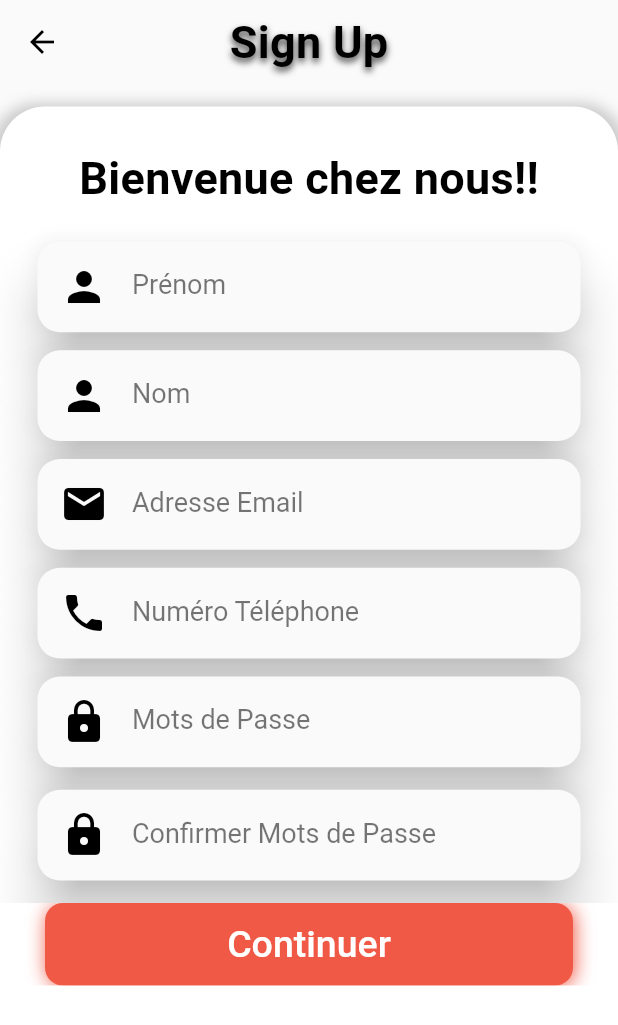
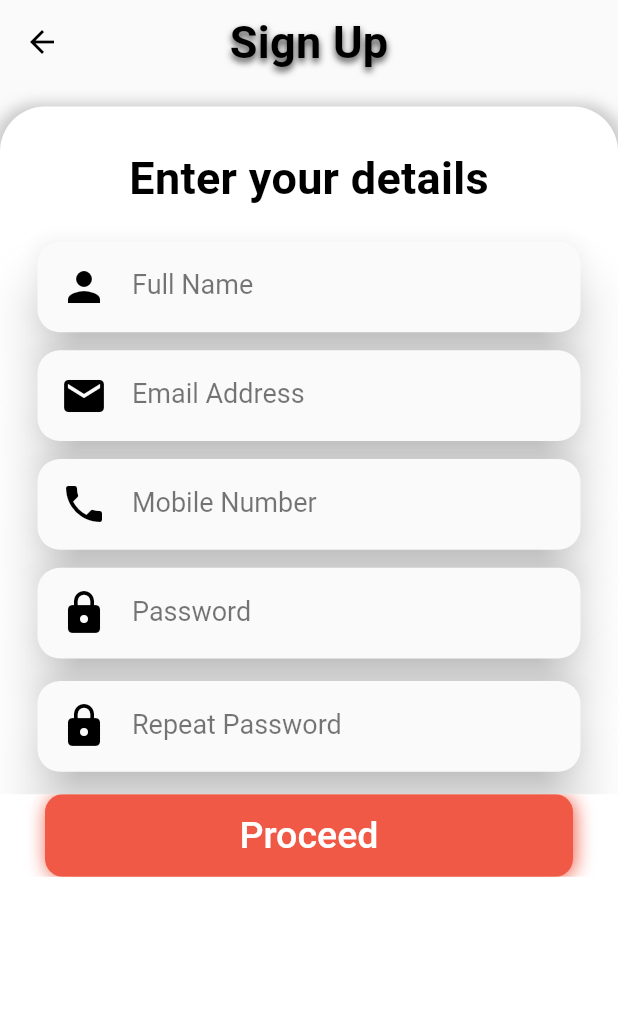
Before and after one commit to macheyo/mhuri-ui, a Flutter app: the SignUpScreen screen opened directly, on a phone screen of 412 x 824 dp. Shown: the top 1025 px of the screen. Run offline on Flutter 3.47's test engine with Material 2 defaults, Android fonts, the phone set to English and light mode, and no system bars; our stand-ins replace flutter_rating_bar, font_awesome_flutter, shared_preferences; accounts and stored records are empty; Roboto replaces fonts that are missing (Segoe UI).

Commit message:
register user

```diff
--- a/lib/introduction_animation/introduction_animation_screen.dart
+++ b/lib/introduction_animation/introduction_animation_screen.dart
@@ -6,7 +6,6 @@ import 'package:best_flutter_ui_templates/introduction_animation/components/spla
 import 'package:best_flutter_ui_templates/introduction_animation/components/top_back_skip_view.dart';
 import 'package:best_flutter_ui_templates/introduction_animation/components/welcome_view.dart';
 import 'package:best_flutter_ui_templates/loginScreen.dart';
-import 'package:best_flutter_ui_templates/navigation_home_screen.dart';
 import 'package:flutter/material.dart';
 import 'package:shared_preferences/shared_preferences.dart';
 
--- a/lib/loginScreen.dart
+++ b/lib/loginScreen.dart
@@ -1,6 +1,5 @@
 import 'package:best_flutter_ui_templates/navigation_home_screen.dart';
 import 'package:flutter/material.dart';
-import 'package:get/get.dart';
 import 'package:best_flutter_ui_templates/signUpScreen.dart';
 import 'package:best_flutter_ui_templates/widgets/inputTextWidget.dart';
 
@@ -32,7 +31,7 @@ class _SearchScreenState extends State<LoginScreen> {
             width: 28,
           ),
           Text(
-            'Bienvenue',
+            'Log in',
             style: TextStyle(
               fontFamily: 'Segoe UI',
               fontSize: 40,
@@ -53,7 +52,7 @@ class _SearchScreenState extends State<LoginScreen> {
             children: [
               InputTextWidget(
                   controller: _emailController,
-                  labelText: "Adresse Email",
+                  labelText: "Email Address",
                   icon: Icons.email,
                   obscureText: false,
                   keyboardType: TextInputType.emailAddress),
@@ -62,7 +61,7 @@ class _SearchScreenState extends State<LoginScreen> {
               ),
               InputTextWidget(
                   controller: _pwdController,
-                  labelText: "Mots de Passe",
+                  labelText: "Password",
                   icon: Icons.lock,
                   obscureText: true,
                   keyboardType: TextInputType.text),
@@ -75,7 +74,7 @@ class _SearchScreenState extends State<LoginScreen> {
                       child: InkWell(
                         onTap: () {},
                         child: Text(
-                          "Mots de passe oublié ?",
+                          "forgot your password?",
                           style: TextStyle(
                               fontSize: 15,
                               fontWeight: FontWeight.bold,
@@ -225,7 +224,7 @@ class _SearchScreenState extends State<LoginScreen> {
             pinned: _pinned,
             snap: _snap,
             floating: _floating,
-            expandedHeight: coverHeight - 25, //304,
+            expandedHeight: coverHeight - 75, //304,
             backgroundColor: Color(0xFFdccdb4),
             flexibleSpace: FlexibleSpaceBar(
               centerTitle: true,
@@ -280,7 +279,7 @@ class _SearchScreenState extends State<LoginScreen> {
                 child: Wrap(
               children: [
                 Text(
-                  "Vous n'avez pas un compte?  ",
+                  "New here?  ",
                   style: TextStyle(
                       color: Colors.grey[600], fontWeight: FontWeight.bold),
                 ),
--- a/lib/main.dart
+++ b/lib/main.dart
@@ -4,7 +4,6 @@ import 'package:best_flutter_ui_templates/introduction_animation/introduction_an
 import 'package:best_flutter_ui_templates/loginScreen.dart';
 import 'package:flutter/material.dart';
 import 'package:flutter/services.dart';
-import 'navigation_home_screen.dart';
 import 'package:flutter/foundation.dart' show kIsWeb;
 import 'package:shared_preferences/shared_preferences.dart';
 
--- /dev/null
+++ b/lib/model/api_error_response.dart
@@ -0,0 +1,15 @@
+
+import 'package:json_annotation/json_annotation.dart';
+
+part 'api_error_response.g.dart';
+
+@JsonSerializable()
+class ApiErrorResponse{
+  ApiErrorResponse(this.title, this.detail);
+
+  String title;
+  String detail;
+
+  factory ApiErrorResponse.fromJson(Map<String, dynamic> json) => _$ApiErrorResponseFromJson(json);
+  Map<String, dynamic> toJson() => _$ApiErrorResponseToJson(this);
+}
--- /dev/null
+++ b/lib/model/api_response.dart
@@ -0,0 +1,16 @@
+
+import 'package:json_annotation/json_annotation.dart';
+
+part 'api_response.g.dart';
+
+@JsonSerializable()
+class ApiResponse{
+  ApiResponse(this.success, this.message);
+
+  bool success;
+  String message;
+
+  factory ApiResponse.fromJson(Map<String, dynamic> json) => _$ApiResponseFromJson(json);
+
+  Map<String, dynamic> toJson() => _$ApiResponseToJson(this);
+}
--- /dev/null
+++ b/lib/model/token.dart
@@ -0,0 +1,16 @@
+
+import 'package:json_annotation/json_annotation.dart';
+
+part 'token.g.dart';
+
+@JsonSerializable()
+class Token{
+  Token(this.accessToken, this.tokenType);
+
+  String accessToken;
+  String tokenType;
+
+  factory Token.fromJson(Map<String, dynamic> json) => _$TokenFromJson(json);
+
+  Map<String, dynamic> toJson() => _$TokenToJson(this);
+}
--- a/lib/signUpScreen.dart
+++ b/lib/signUpScreen.dart
@@ -1,5 +1,11 @@
+import 'dart:convert';
+import 'dart:io';
+
+import 'package:best_flutter_ui_templates/api_request/core_invoker.dart';
+import 'package:best_flutter_ui_templates/model/api_error_response.dart';
+import 'package:best_flutter_ui_templates/model/api_response.dart';
+import 'package:best_flutter_ui_templates/navigation_home_screen.dart';
 import 'package:flutter/material.dart';
-import 'package:get/get.dart';
 import 'package:best_flutter_ui_templates/widgets/inputTextWidget.dart';
 
 import 'loginScreen.dart';
@@ -13,6 +19,7 @@ class SignUpScreen extends StatefulWidget {
 
 class _SignUpScreenState extends State<SignUpScreen> {
   final _formKey = GlobalKey<FormState>();
+  final TextEditingController _nameController = TextEditingController();
   final TextEditingController _pass = TextEditingController();
   final TextEditingController _confirmPass = TextEditingController();
   final TextEditingController _emailController = TextEditingController();
@@ -37,7 +44,7 @@ class _SignUpScreenState extends State<SignUpScreen> {
             )),
         //centerTitle: true,
         leading: InkWell(
-          onTap: () => Get.to(LoginScreen()),
+          onTap: () => Navigator.of(context).push(MaterialPageRoute(builder: (context) => LoginScreen() )),
           child: Icon(
             Icons.arrow_back,
             color: Colors.black,
@@ -77,7 +84,7 @@ class _SignUpScreenState extends State<SignUpScreen> {
                     height: 30.0,
                   ),
                   Text(
-                    'Bienvenue chez nous!!',
+                    'Enter your details',
                     style: TextStyle(
                       fontFamily: 'Segoe UI',
                       fontSize: 30,
@@ -91,15 +98,8 @@ class _SignUpScreenState extends State<SignUpScreen> {
                     height: 25.0,
                   ),
                   InputTextWidget(
-                      labelText: "Prénom",
-                      icon: Icons.person,
-                      obscureText: false,
-                      keyboardType: TextInputType.text),
-                  SizedBox(
-                    height: 12.0,
-                  ),
-                  InputTextWidget(
-                      labelText: "Nom",
+                      controller: _nameController,
+                      labelText: "Full Name",
                       icon: Icons.person,
                       obscureText: false,
                       keyboardType: TextInputType.text),
@@ -108,7 +108,7 @@ class _SignUpScreenState extends State<SignUpScreen> {
                   ),
                   InputTextWidget(
                       controller: _emailController,
-                      labelText: "Adresse Email",
+                      labelText: "Email Address",
                       icon: Icons.email,
                       obscureText: false,
                       keyboardType: TextInputType.emailAddress),
@@ -116,7 +116,7 @@ class _SignUpScreenState extends State<SignUpScreen> {
                     height: 12.0,
                   ),
                   InputTextWidget(
-                      labelText: "Numéro Téléphone",
+                      labelText: "Mobile Number",
                       icon: Icons.phone,
                       obscureText: false,
                       keyboardType: TextInputType.number),
@@ -144,7 +144,7 @@ class _SignUpScreenState extends State<SignUpScreen> {
                                   color: Colors.black,
                                   size: 32.0, /*Color(0xff224597)*/
                                 ),
-                                labelText: "Mots de Passe",
+                                labelText: "Password",
                                 labelStyle: TextStyle(
                                     color: Colors.black54, fontSize: 18.0),
                                 hintText: '',
@@ -157,9 +157,9 @@ class _SignUpScreenState extends State<SignUpScreen> {
                               controller: _pass,
                               validator: (val) {
                                 if (val!.isEmpty) {
-                                  return 'tapez un mot de passe ';
+                                  return 'please enter your password here';
                                 } else if (val.length < 6) {
-                                  return 'mot de passe doit etre > 6 caractère';
+                                  return 'your password should have more than 6 characters';
                                 }
 
                                 return null;
@@ -192,7 +192,7 @@ class _SignUpScreenState extends State<SignUpScreen> {
                                   color: Colors.black,
                                   size: 32.0, /*Color(0xff224597)*/
                                 ),
-                                labelText: "Confirmer Mots de Passe",
+                                labelText: "Repeat Password",
                                 labelStyle: TextStyle(
                                     color: Colors.black54, fontSize: 18.0),
                                 hintText: '',
@@ -205,9 +205,9 @@ class _SignUpScreenState extends State<SignUpScreen> {
                               controller: _confirmPass,
                               validator: (val) {
                                 if (val!.isEmpty)
-                                  return 'confirmer Mot de passe!!';
+                                  return 'repeat your password for confirmation here';
                                 if (val != _pass.text)
-                                  return 'Mot de passe incorrect';
+                                  return 'passwords do not match';
                                 return null;
                               }),
                         ),
@@ -221,7 +221,36 @@ class _SignUpScreenState extends State<SignUpScreen> {
                     height: 55.0,
                     child: ElevatedButton(
                       onPressed: () async {
-                        if (_formKey.currentState!.validate()) {}
+                        if (_formKey.currentState!.validate()) {
+                          Map data = {
+                            'name': _nameController.text,
+                            'email': _emailController.text,
+                            'password':_confirmPass.text
+                          };
+                          HttpClientResponse response = await CoreInvoker().invoke("https://mhuri-core.herokuapp.com/mhuri/auth/signup", data);
+                          String reply = await response.transform(utf8.decoder).join();
+                          Map<String, dynamic> decodedResponse = jsonDecode(reply);
+                          if(response.statusCode==HttpStatus.created) {
+                            final snackBar = SnackBar(
+                              content: Text(ApiResponse.fromJson(decodedResponse).message),
+                            );
+                            ScaffoldMessenger.of(context).showSnackBar(snackBar);
+                            Navigator.of(context).push(MaterialPageRoute(
+                                builder: (context) => NavigationHomeScreen()));
+                          }
+                          else{
+                            final snackBar = SnackBar(
+                              content: Text(ApiErrorResponse.fromJson(decodedResponse).detail),
+                              action: SnackBarAction(
+                                label: 'RETRY',
+                                onPressed: () {
+                                  // Some code to undo the change.
+                                },
+                              ),
+                            );
+                            ScaffoldMessenger.of(context).showSnackBar(snackBar);
+                          }
+                        }
                       },
                       style: ElevatedButton.styleFrom(
                         primary: Colors.white,
@@ -245,7 +274,7 @@ class _SignUpScreenState extends State<SignUpScreen> {
                         child: Container(
                           alignment: Alignment.center,
                           child: Text(
-                            "Continuer",
+                            "Proceed",
                             textAlign: TextAlign.center,
                             style: TextStyle(color: Colors.white, fontSize: 25),
                           ),
```
Also changed, not shown: lib/api_request/core_invoker.dart (added, +37 -0 lines), pubspec.yaml (+6 -1 lines), lib/model/api_error_response.g.dart (added), lib/model/api_response.g.dart (added), lib/model/token.g.dart (added), pubspec.lock.
